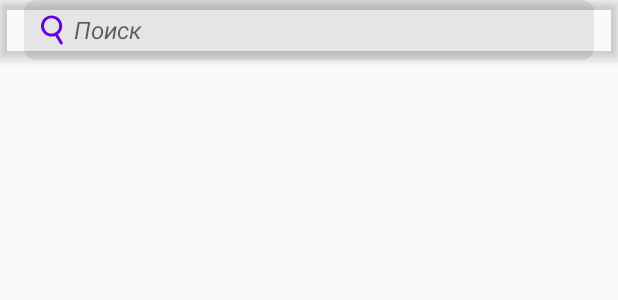
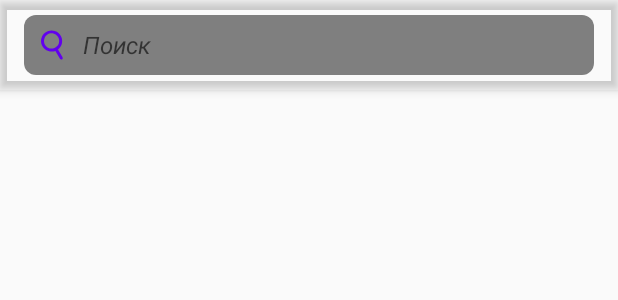
Before and after one commit to september669/KmmTestApp, an Android app: the layout fragment_restaurant_list.xml on its own in the app's theme, with its tools: preview values and no code run, on a phone screen of 412 x 824 dp. Shown: the top 300 px of the screen. Run offline under Robolectric (Android 15) with nearby library versions, the phone set to English and light mode, and no system bars.

```diff
--- a/androidApp/src/main/java/org/dda/testwork/androidApp/ui/ActivitySplashScreen.kt
+++ b/androidApp/src/main/java/org/dda/testwork/androidApp/ui/ActivitySplashScreen.kt
@@ -18,7 +18,7 @@ class ActivitySplashScreen : AppCompatActivity(), AnkoLogger {
             flags = Intent.FLAG_ACTIVITY_NEW_TASK or Intent.FLAG_ACTIVITY_TASK_ON_HOME
         }
         GlobalScope.launch {
-            delay(1500)
+            delay(1000)
             startActivity(intent)
             finish()
         }
--- a/androidApp/src/main/java/org/dda/testwork/androidApp/ui/restaurant_list/RestaurantListFragment.kt
+++ b/androidApp/src/main/java/org/dda/testwork/androidApp/ui/restaurant_list/RestaurantListFragment.kt
@@ -10,6 +10,9 @@ import org.dda.testwork.androidApp.ui.base.BaseFragmentRefreshable
 import org.dda.testwork.shared.mvp.redux.ReduxState
 
 class RestaurantListFragment : BaseFragmentRefreshable<RestaurantListState>(R.layout.fragment_restaurant_list) {
+    companion object{
+        const val screenKey = "RestaurantListFragment"
+    }
 
 
 
--- a/androidApp/src/main/res/drawable/background_r8.xml
+++ b/androidApp/src/main/res/drawable/background_r8.xml
@@ -1,7 +1,7 @@
 <shape xmlns:android="http://schemas.android.com/apk/res/android"
     android:shape="rectangle">
 
-    <solid android:color="#1A262626" />
+    <solid android:color="#7f7f7f" />
 
     <corners
         android:bottomLeftRadius="8dp"
--- a/androidApp/src/main/res/layout/fragment_restaurant_list.xml
+++ b/androidApp/src/main/res/layout/fragment_restaurant_list.xml
@@ -17,6 +17,8 @@
         <androidx.constraintlayout.widget.ConstraintLayout
             android:layout_width="match_parent"
             android:layout_height="wrap_content"
+            android:paddingTop="10dp"
+            android:paddingBottom="10dp"
 
             >
 
@@ -34,24 +36,6 @@
 
                 />
 
-            <EditText
-                android:id="@+id/search_input"
-                android:layout_width="0dp"
-                android:layout_height="0dp"
-                android:layout_marginEnd="6dp"
-                android:background="@color/colorTransparent"
-                android:hint="@string/search"
-                android:inputType="text"
-                android:maxLines="1"
-                android:textSize="16dp"
-                android:textStyle="italic"
-                app:layout_constraintBottom_toBottomOf="@id/search_input_back"
-                app:layout_constraintEnd_toEndOf="@id/search_input_back"
-                app:layout_constraintStart_toEndOf="@id/search_lens"
-                app:layout_constraintTop_toTopOf="@id/search_input_back"
-
-                />
-
             <ImageView
                 android:id="@+id/search_lens"
                 android:layout_width="28dp"
@@ -64,6 +48,25 @@
 
                 />
 
+            <EditText
+                android:id="@+id/search_input"
+                android:layout_width="0dp"
+                android:layout_height="0dp"
+                android:layout_marginStart="6dp"
+                android:layout_marginEnd="6dp"
+                android:background="@color/colorTransparent"
+                android:hint="@string/search"
+                android:inputType="text"
+                android:maxLines="1"
+                android:textSize="16sp"
+                android:textStyle="italic"
+                app:layout_constraintBottom_toBottomOf="@id/search_input_back"
+                app:layout_constraintEnd_toEndOf="@id/search_input_back"
+                app:layout_constraintStart_toEndOf="@id/search_lens"
+                app:layout_constraintTop_toTopOf="@id/search_input_back"
+
+                />
+
 
         </androidx.constraintlayout.widget.ConstraintLayout>
     </com.google.android.material.appbar.AppBarLayout>
```
Also changed, not shown: androidApp/src/main/java/org/dda/testwork/androidApp/ui/ActivityMain.kt (+22 -0 lines).
